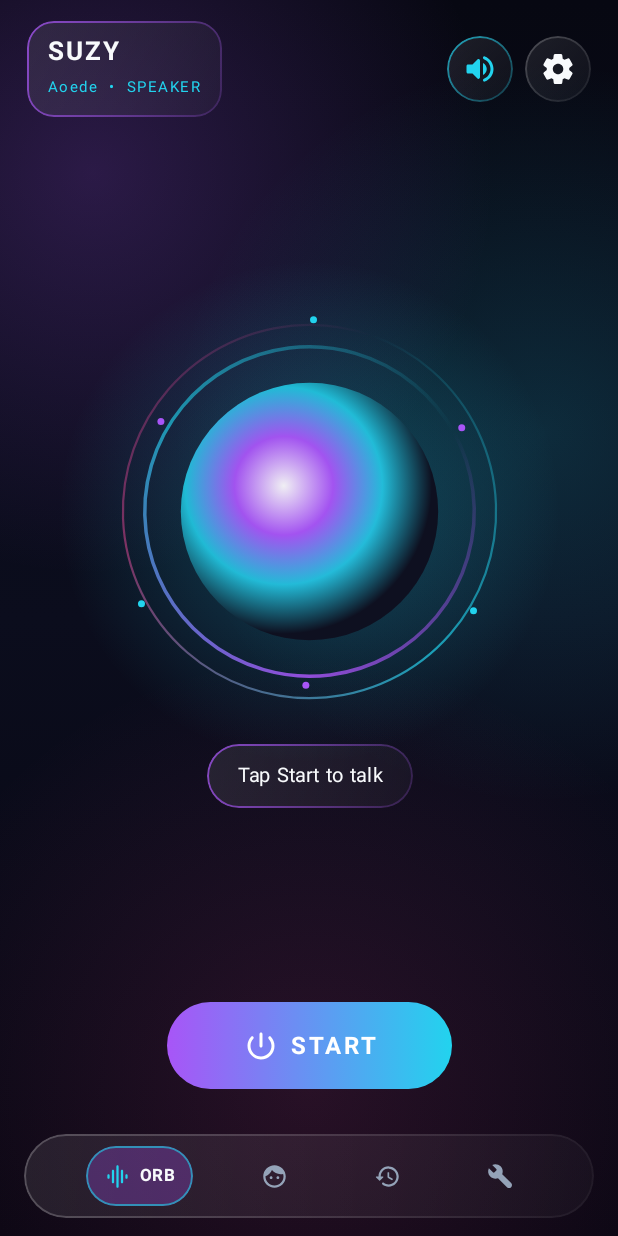
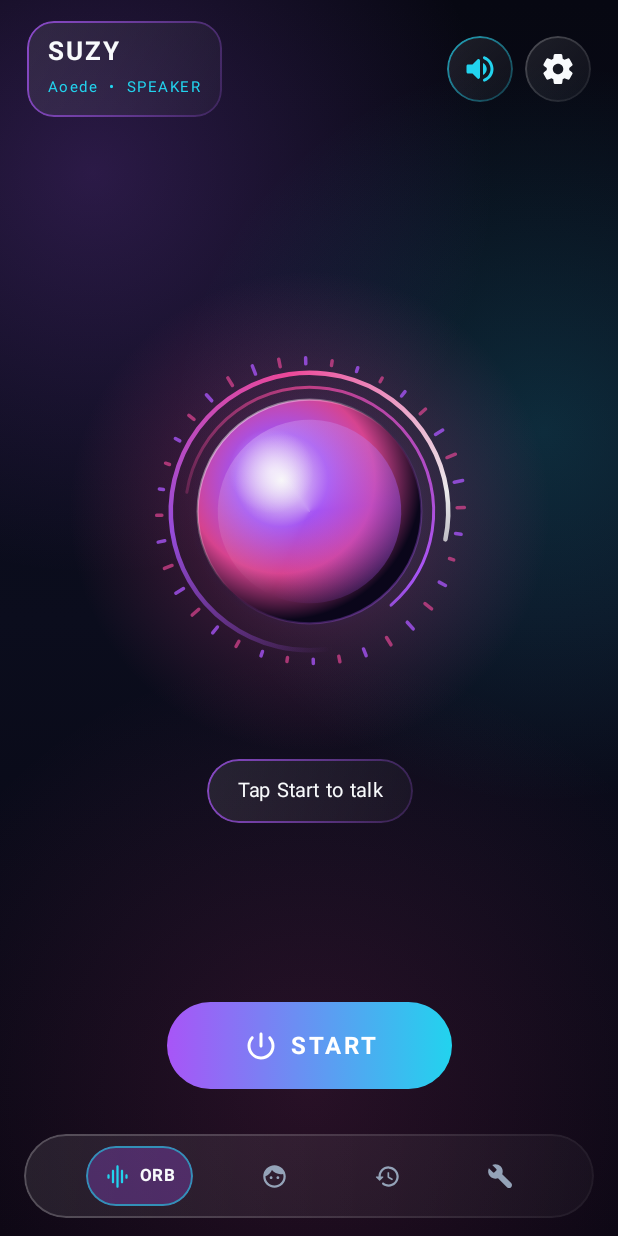
Before and after one commit to flexblesoftware/suzy-ai, an Android app built with Jetpack Compose: the screen it shows after launch (MainActivity), on a phone screen of 412 x 824 dp. Run offline under Robolectric (Android 15) with nearby library versions, the phone set to English and light mode, and no system bars.

Commit message:
Update app logo PNG and upgrade SuzyOrb to 3D holographic plasma sphere

```diff
--- a/app/src/main/java/com/suzy/ai/ui/components/SuzyOrb.kt
+++ b/app/src/main/java/com/suzy/ai/ui/components/SuzyOrb.kt
@@ -1,21 +1,28 @@
 package com.suzy.ai.ui.components
 
+import androidx.compose.animation.animateColorAsState
 import androidx.compose.animation.core.FastOutSlowInEasing
 import androidx.compose.animation.core.LinearEasing
 import androidx.compose.animation.core.RepeatMode
+import androidx.compose.animation.core.Spring
 import androidx.compose.animation.core.animateFloat
 import androidx.compose.animation.core.animateFloatAsState
 import androidx.compose.animation.core.infiniteRepeatable
 import androidx.compose.animation.core.rememberInfiniteTransition
+import androidx.compose.animation.core.spring
 import androidx.compose.animation.core.tween
 import androidx.compose.foundation.Canvas
+import androidx.compose.foundation.layout.Box
 import androidx.compose.foundation.layout.size
 import androidx.compose.runtime.Composable
 import androidx.compose.runtime.getValue
+import androidx.compose.ui.Alignment
 import androidx.compose.ui.Modifier
 import androidx.compose.ui.geometry.Offset
+import androidx.compose.ui.geometry.Size
 import androidx.compose.ui.graphics.Brush
 import androidx.compose.ui.graphics.Color
+import androidx.compose.ui.graphics.StrokeCap
 import androidx.compose.ui.graphics.drawscope.Stroke
 import androidx.compose.ui.graphics.drawscope.rotate
 import androidx.compose.ui.unit.dp
@@ -23,6 +30,7 @@ import com.suzy.ai.ui.theme.NeonCyan
 import com.suzy.ai.ui.theme.NeonPink
 import com.suzy.ai.ui.theme.NeonPurple
 import com.suzy.ai.viewmodel.SuzyState
+import kotlin.math.PI
 import kotlin.math.cos
 import kotlin.math.sin
 
@@ -32,140 +40,234 @@ fun SuzyOrb(
     amplitude: Float,
     modifier: Modifier = Modifier
 ) {
-    val infinite = rememberInfiniteTransition(label = "orb_anim")
+    val smoothAmp by animateFloatAsState(
+        targetValue = amplitude.coerceIn(0f, 1f),
+        animationSpec = spring(
+            dampingRatio = Spring.DampingRatioMediumBouncy,
+            stiffness = Spring.StiffnessMediumLow
+        ),
+        label = "orb_amp"
+    )
 
-    val rotation by infinite.animateFloat(
+    val infinite = rememberInfiniteTransition(label = "orb_loop")
+
+    val primaryAngle by infinite.animateFloat(
         initialValue = 0f,
         targetValue = 360f,
         animationSpec = infiniteRepeatable(
             animation = tween(
                 durationMillis = when (state) {
-                    SuzyState.SPEAKING -> 3200
-                    SuzyState.CONNECTING -> 2200
-                    SuzyState.LISTENING -> 6000
-                    else -> 10000
+                    SuzyState.SPEAKING -> 2600
+                    SuzyState.CONNECTING -> 1600
+                    SuzyState.LISTENING -> 4200
+                    else -> 7500
                 },
                 easing = LinearEasing
             )
         ),
-        label = "rotation"
+        label = "primary_rot"
+    )
+
+    val secondaryAngle by infinite.animateFloat(
+        initialValue = 360f,
+        targetValue = 0f,
+        animationSpec = infiniteRepeatable(
+            animation = tween(durationMillis = 5800, easing = LinearEasing)
+        ),
+        label = "secondary_rot"
     )
 
     val breathe by infinite.animateFloat(
         initialValue = 0.94f,
         targetValue = 1.06f,
         animationSpec = infiniteRepeatable(
-            animation = tween(1800, easing = FastOutSlowInEasing),
+            animation = tween(2200, easing = FastOutSlowInEasing),
             repeatMode = RepeatMode.Reverse
         ),
-        label = "breathe"
+        label = "orb_breathe"
     )
 
-    val smoothAmp by animateFloatAsState(
-        targetValue = amplitude.coerceIn(0f, 1f),
-        animationSpec = tween(90),
-        label = "amp"
+    val primaryColor by animateColorAsState(
+        targetValue = when (state) {
+            SuzyState.SPEAKING -> NeonPink
+            SuzyState.LISTENING -> NeonCyan
+            SuzyState.CONNECTING -> Color(0xFF818CF8)
+            SuzyState.ERROR -> Color(0xFFEF4444)
+            SuzyState.IDLE -> NeonPurple
+        },
+        animationSpec = tween(450),
+        label = "primary_color"
     )
 
-    val primaryColor = when (state) {
-        SuzyState.SPEAKING -> NeonPink
-        SuzyState.LISTENING -> NeonCyan
-        SuzyState.CONNECTING -> NeonPurple
-        SuzyState.ERROR -> Color(0xFFEF4444)
-        SuzyState.IDLE -> NeonPurple
-    }
-
-    val secondaryColor = when (state) {
+    val secondaryColor by animateColorAsState(
+        targetValue = when (state) {
             SuzyState.SPEAKING -> NeonPurple
-        SuzyState.LISTENING -> NeonPurple
+            SuzyState.LISTENING -> Color(0xFF38BDF8)
             SuzyState.CONNECTING -> NeonCyan
             SuzyState.ERROR -> Color(0xFFF97316)
-        SuzyState.IDLE -> NeonCyan
-    }
+            SuzyState.IDLE -> NeonPink
+        },
+        animationSpec = tween(450),
+        label = "secondary_color"
+    )
 
-    Canvas(modifier = modifier.size(270.dp)) {
+    Box(
+        contentAlignment = Alignment.Center,
+        modifier = modifier.size(290.dp)
+    ) {
+        Canvas(modifier = Modifier.size(290.dp)) {
             val center = Offset(size.width / 2f, size.height / 2f)
-        val baseRadius = size.minDimension * 0.30f
-        val dynamicScale = breathe + (smoothAmp * 0.28f)
-        val orbRadius = baseRadius * dynamicScale
+            val baseRadius = size.minDimension * 0.27f
+            val dynamicRadius = baseRadius * breathe + (smoothAmp * 26f)
 
-        // Outer ambient halo
+            // 1. Deep Ambient Outer Bloom
             drawCircle(
                 brush = Brush.radialGradient(
                     colors = listOf(
                         primaryColor.copy(alpha = 0.42f + smoothAmp * 0.25f),
-                    secondaryColor.copy(alpha = 0.14f),
+                        secondaryColor.copy(alpha = 0.18f),
                         Color.Transparent
                     ),
                     center = center,
-                radius = orbRadius * 1.95f
+                    radius = dynamicRadius * 2.15f
                 ),
-            radius = orbRadius * 1.95f,
+                radius = dynamicRadius * 2.15f,
                 center = center
             )
 
-        // Orbiting plasma rings
-        rotate(degrees = rotation, pivot = center) {
-            drawCircle(
+            // 2. 36-Bar Audio-Reactive Waveform Halo
+            val barCount = 36
+            val haloRadius = dynamicRadius * 1.32f
+            for (i in 0 until barCount) {
+                val angleDeg = (i * (360f / barCount)) + (primaryAngle * 0.35f)
+                val angleRad = angleDeg * (PI / 180.0)
+                val waveFactor = (sin((i * 0.65) + (primaryAngle * 0.08)) + 1.0) * 0.5
+                val barLen = if (state == SuzyState.SPEAKING || state == SuzyState.LISTENING) {
+                    6f + (smoothAmp * 34f * waveFactor.toFloat())
+                } else {
+                    4f + (waveFactor.toFloat() * 5f)
+                }
+
+                val start = Offset(
+                    x = center.x + (cos(angleRad) * haloRadius).toFloat(),
+                    y = center.y + (sin(angleRad) * haloRadius).toFloat()
+                )
+                val end = Offset(
+                    x = center.x + (cos(angleRad) * (haloRadius + barLen)).toFloat(),
+                    y = center.y + (sin(angleRad) * (haloRadius + barLen)).toFloat()
+                )
+
+                drawLine(
+                    color = if (i % 2 == 0) primaryColor.copy(alpha = 0.78f) else secondaryColor.copy(alpha = 0.65f),
+                    start = start,
+                    end = end,
+                    strokeWidth = 3.5f,
+                    cap = StrokeCap.Round
+                )
+            }
+
+            // 3. Outer Counter-Rotating Neon Orbital Ring
+            rotate(degrees = primaryAngle, pivot = center) {
+                val ringRadius = dynamicRadius * 1.24f
+                drawArc(
                     brush = Brush.sweepGradient(
                         colors = listOf(
                             Color.Transparent,
                             primaryColor.copy(alpha = 0.85f),
-                        secondaryColor.copy(alpha = 0.65f),
+                            secondaryColor,
+                            Color.White.copy(alpha = 0.9f),
                             Color.Transparent
                         ),
                         center = center
                     ),
-                radius = orbRadius * 1.28f,
-                center = center,
-                style = Stroke(width = 3.5f + smoothAmp * 5f)
+                    startAngle = 0f,
+                    sweepAngle = 290f,
+                    useCenter = false,
+                    topLeft = Offset(center.x - ringRadius, center.y - ringRadius),
+                    size = Size(ringRadius * 2f, ringRadius * 2f),
+                    style = Stroke(width = 4.5f, cap = StrokeCap.Round)
                 )
             }
 
-        rotate(degrees = -rotation * 1.3f, pivot = center) {
-            drawCircle(
+            // 4. Inner Counter-Rotating Plasma Ring
+            rotate(degrees = secondaryAngle, pivot = center) {
+                val innerRing = dynamicRadius * 1.11f
+                drawArc(
                     brush = Brush.sweepGradient(
                         colors = listOf(
                             Color.Transparent,
-                        secondaryColor.copy(alpha = 0.7f),
-                        NeonPink.copy(alpha = 0.5f),
+                            secondaryColor.copy(alpha = 0.75f),
+                            primaryColor,
                             Color.Transparent
                         ),
                         center = center
                     ),
-                radius = orbRadius * 1.45f,
-                center = center,
-                style = Stroke(width = 2.2f + smoothAmp * 3f)
+                    startAngle = 40f,
+                    sweepAngle = 220f,
+                    useCenter = false,
+                    topLeft = Offset(center.x - innerRing, center.y - innerRing),
+                    size = Size(innerRing * 2f, innerRing * 2f),
+                    style = Stroke(width = 3f, cap = StrokeCap.Round)
                 )
             }
 
-        // Core glowing sphere
+            // 5. 3D Glass-Plasma Sphere Core
             drawCircle(
                 brush = Brush.radialGradient(
                     colors = listOf(
                         Color.White.copy(alpha = 0.92f),
                         primaryColor.copy(alpha = 0.95f),
-                    secondaryColor.copy(alpha = 0.85f),
-                    Color(0xFF0E1020)
+                        secondaryColor.copy(alpha = 0.88f),
+                        Color(0xFF0A061A)
                     ),
-                center = Offset(center.x - orbRadius * 0.2f, center.y - orbRadius * 0.2f),
-                radius = orbRadius * 1.15f
+                    center = Offset(center.x - dynamicRadius * 0.25f, center.y - dynamicRadius * 0.28f),
+                    radius = dynamicRadius * 1.25f
                 ),
-            radius = orbRadius,
+                radius = dynamicRadius,
                 center = center
             )
 
-        // Subtle orbiting energy particles
-        val particleCount = 6
-        for (i in 0 until particleCount) {
-            val angleRad = Math.toRadians((rotation + i * (360.0 / particleCount)))
-            val dist = orbRadius * (1.35f + (i % 2) * 0.14f)
-            val px = center.x + (cos(angleRad) * dist).toFloat()
-            val py = center.y + (sin(angleRad) * dist).toFloat()
+            // 6. Internal Swirling Energy Core
+            rotate(degrees = primaryAngle * 1.4f, pivot = center) {
                 drawCircle(
-                color = if (i % 2 == 0) primaryColor else secondaryColor,
-                radius = 3.5f + smoothAmp * 3f,
-                center = Offset(px, py)
+                    brush = Brush.sweepGradient(
+                        colors = listOf(
+                            Color.Transparent,
+                            Color.White.copy(alpha = 0.22f + smoothAmp * 0.25f),
+                            primaryColor.copy(alpha = 0.45f),
+                            Color.Transparent
+                        ),
+                        center = center
+                    ),
+                    radius = dynamicRadius * 0.82f,
+                    center = center
+                )
+            }
+
+            // 7. Glossy Glass Rim & Specular Highlight
+            drawCircle(
+                brush = Brush.linearGradient(
+                    colors = listOf(
+                        Color.White.copy(alpha = 0.65f),
+                        Color.Transparent,
+                        primaryColor.copy(alpha = 0.5f)
+                    ),
+                    start = Offset(center.x - dynamicRadius, center.y - dynamicRadius),
+                    end = Offset(center.x + dynamicRadius, center.y + dynamicRadius)
+                ),
+                radius = dynamicRadius,
+                center = center,
+                style = Stroke(width = 2.2f)
+            )
+
+            drawCircle(
+                brush = Brush.radialGradient(
+                    colors = listOf(Color.White.copy(alpha = 0.55f), Color.Transparent),
+                    center = Offset(center.x - dynamicRadius * 0.34f, center.y - dynamicRadius * 0.36f),
+                    radius = dynamicRadius * 0.38f
+                ),
+                radius = dynamicRadius * 0.38f,
+                center = Offset(center.x - dynamicRadius * 0.34f, center.y - dynamicRadius * 0.36f)
             )
         }
     }
```
Also changed, not shown: 1 other file. Lines whose indentation alone changed are shown as unchanged.
